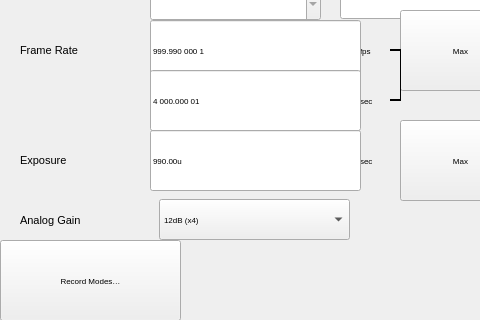
krontech/chronos-cam-app, file src/recsettingswindow.ui: the form before one commit; both pictures show x 0 to 480 and y 160 to 480 of the 800 by 480 pixel window.
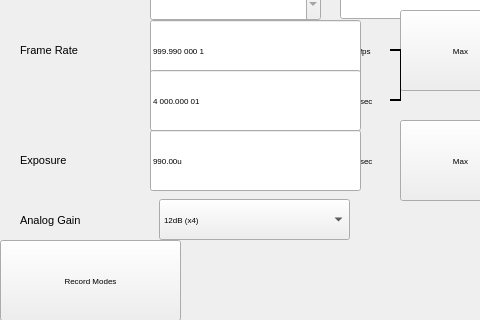
The form after the commit. Icons and pictures are not drawn. Custom widgets are drawn as their Qt base class.

Commit message: Added button press effects and up/down wedges.

```diff
--- a/src/recsettingswindow.ui
+++ b/src/recsettingswindow.ui
@@ -713,7 +713,7 @@
     </font>
    </property>
    <property name="text">
-    <string>Record Modes…</string>
+    <string>Record Modes</string>
    </property>
   </widget>
   <widget class="QWidget" name="widget" native="true">
```
Left out of the diff: 19 changed lines with no effect on the pictures.
